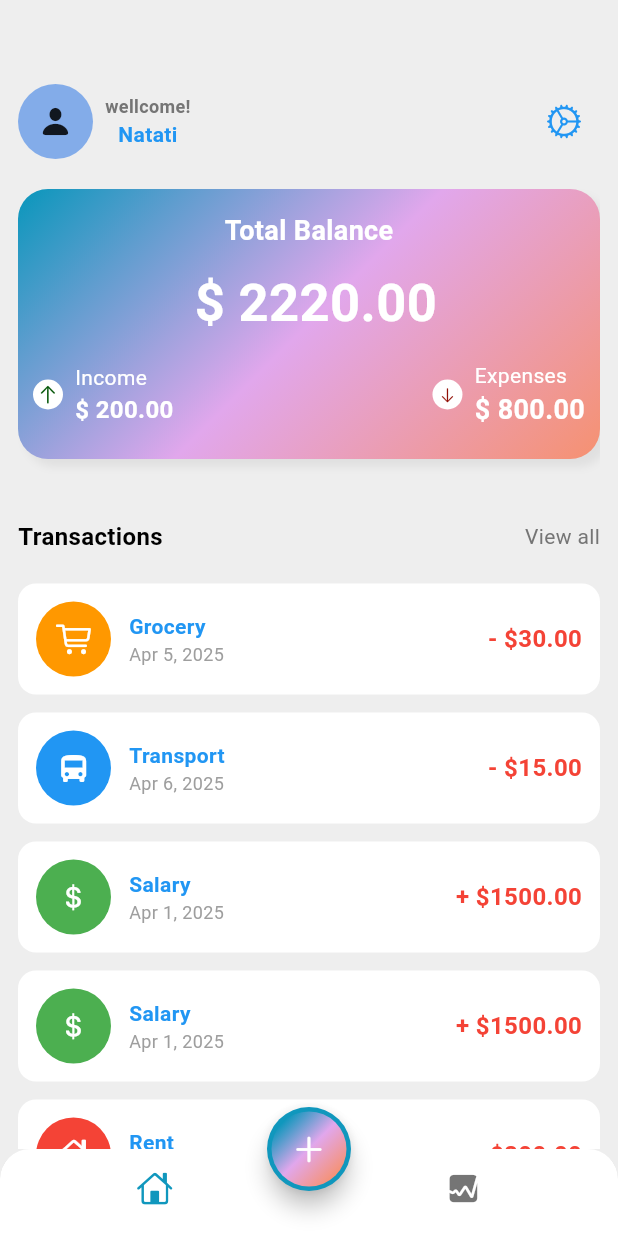
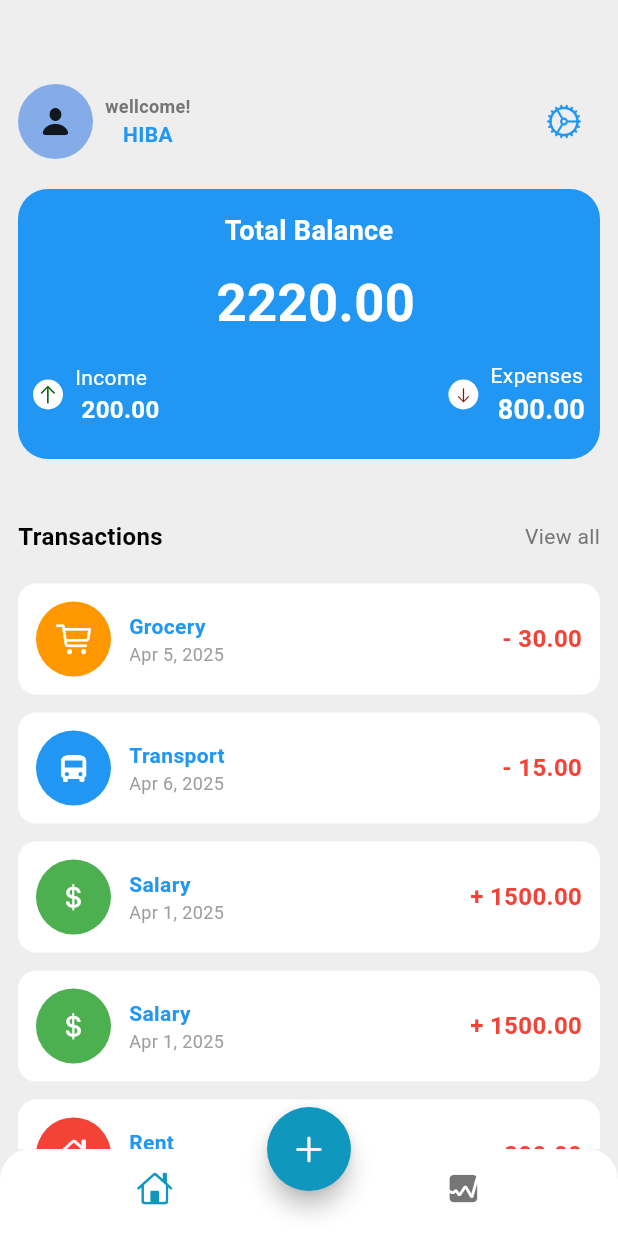
Before and after one commit to Natati-B1/expense_tracker_app1, a Flutter app: the screen it shows after launch, on a phone screen of 412 x 824 dp. Run offline on Flutter 3.47's test engine with Material 3 defaults, Android fonts, the phone set to English and light mode, and no system bars.

Commit message:
small adj
bug fix

```diff
--- a/analysis_options.yaml
+++ b/analysis_options.yaml
@@ -7,6 +7,9 @@
 
 # The following line activates a set of recommended lints for Flutter apps,
 # packages, and plugins designed to encourage good coding practices.
+analyzer:
+  errors:
+    unnecessary_string_escapes: ignore
 include: package:flutter_lints/flutter.yaml
 
 linter:
--- a/lib/data/data.dart
+++ b/lib/data/data.dart
@@ -5,49 +5,49 @@ List<Map<String, dynamic>> transactionData = const [
   {
       'name': 'Grocery',
       'date': 'Apr 5, 2025',
-    'amount': '- \$30.00',
+      'amount': '- \30.00',
       'icon': CupertinoIcons.cart,
       'color': Colors.orange,
     },
     {
       'name': 'Transport',
       'date': 'Apr 6, 2025',
-    'amount': '- \$15.00',
+      'amount': '- \15.00',
       'icon': CupertinoIcons.bus,
       'color': Colors.blue,
     },
     {
       'name': 'Salary',
       'date': 'Apr 1, 2025',
-    'amount': '+ \$1500.00',
+      'amount': '+ \1500.00',
       'icon': CupertinoIcons.money_dollar,
       'color': Colors.green,
     },
     {
       'name': 'Salary',
       'date': 'Apr 1, 2025',
-    'amount': '+ \$1500.00',
+      'amount': '+ \1500.00',
       'icon': CupertinoIcons.money_dollar,
       'color': Colors.green,
     },
     {
       'name': 'Rent',
       'date': 'Apr 2, 2025',
-    'amount': '- \$800.00',
+      'amount': '- \800.00',
       'icon': CupertinoIcons.home,
       'color': Colors.red,
     },
     {
       'name': 'Utilities',
       'date': 'Apr 3, 2025',
-    'amount': '- \$100.00',
+      'amount': '- \100.00',
       'icon': CupertinoIcons.lightbulb,
       'color': Colors.yellow,
     },
     {
       'name': 'Entertainment',
       'date': 'Apr 4, 2025',
-    'amount': '- \$50.00',
+      'amount': '- \50.00',
       'icon': CupertinoIcons.tv,
       'color': Colors.purple,
     },
--- a/lib/screens/home/views/home_screen.dart
+++ b/lib/screens/home/views/home_screen.dart
@@ -1,5 +1,3 @@
-import 'dart:math';
-
 import 'package:expense_tracker_app1/screens/home/views/main_screen.dart';
 import 'package:flutter/cupertino.dart';
 import 'package:flutter/material.dart';
@@ -40,15 +38,6 @@ class HomeScreen extends StatelessWidget {
           height: 50,
           decoration: BoxDecoration(
             shape: BoxShape.circle,
-
-            gradient: LinearGradient(
-              colors: [
-                Theme.of(context).colorScheme.primary,
-                Theme.of(context).colorScheme.secondary,
-                Theme.of(context).colorScheme.tertiary,
-              ],
-              transform: const GradientRotation(pi / 4),
-            ),
           ),
           child: const Icon(CupertinoIcons.add),
         ),
--- a/lib/screens/home/views/main_screen.dart
+++ b/lib/screens/home/views/main_screen.dart
@@ -1,62 +1,10 @@
-import 'dart:math';
-
 import 'package:flutter/cupertino.dart';
 import 'package:flutter/material.dart';
+import 'package:expense_tracker_app1/data/data.dart';
 
 class MainScreen extends StatelessWidget {
   const MainScreen({super.key});
 
-  final List<Map<String, dynamic>> transactionData = const [
-    {
-      'name': 'Grocery',
-      'date': 'Apr 5, 2025',
-      'amount': '- \$30.00',
-      'icon': CupertinoIcons.cart,
-      'color': Colors.orange,
-    },
-    {
-      'name': 'Transport',
-      'date': 'Apr 6, 2025',
-      'amount': '- \$15.00',
-      'icon': CupertinoIcons.bus,
-      'color': Colors.blue,
-    },
-    {
-      'name': 'Salary',
-      'date': 'Apr 1, 2025',
-      'amount': '+ \$1500.00',
-      'icon': CupertinoIcons.money_dollar,
-      'color': Colors.green,
-    },
-    {
-      'name': 'Salary',
-      'date': 'Apr 1, 2025',
-      'amount': '+ \$1500.00',
-      'icon': CupertinoIcons.money_dollar,
-      'color': Colors.green,
-    },
-    {
-      'name': 'Rent',
-      'date': 'Apr 2, 2025',
-      'amount': '- \$800.00',
-      'icon': CupertinoIcons.home,
-      'color': Colors.red,
-    },
-    {
-      'name': 'Utilities',
-      'date': 'Apr 3, 2025',
-      'amount': '- \$100.00',
-      'icon': CupertinoIcons.lightbulb,
-      'color': Colors.yellow,
-    },
-    {
-      'name': 'Entertainment',
-      'date': 'Apr 4, 2025',
-      'amount': '- \$50.00',
-      'icon': CupertinoIcons.tv,
-      'color': Colors.purple,
-    },
-  ];
 
   @override
   Widget build(BuildContext context) {
@@ -98,7 +46,7 @@ class MainScreen extends StatelessWidget {
                             ),
                           ),
                           Text(
-                            "Natati",
+                            "HIBA",
                             style: TextStyle(
                               fontSize: 14,
                               fontWeight: FontWeight.bold,
@@ -123,22 +71,9 @@ class MainScreen extends StatelessWidget {
                 width: MediaQuery.of(context).size.width,
                 height: 180,
                 decoration: BoxDecoration(
-                  gradient: LinearGradient(
-                    colors: [
-                      Theme.of(context).colorScheme.primary,
-                      Theme.of(context).colorScheme.secondary,
-                      Theme.of(context).colorScheme.tertiary,
-                    ],
-                    transform: const GradientRotation(pi / 4),
-                  ),
+                  color: Colors.blue,
                   borderRadius: BorderRadius.circular(20),
-                  boxShadow: [
-                    BoxShadow(
-                      blurRadius: 4,
-                      color: Colors.grey.shade300,
-                      offset: Offset(5, 5),
-                    ),
-                  ],
+
                 ),
                 child: Column(
                   mainAxisAlignment: MainAxisAlignment.center,
@@ -153,7 +88,7 @@ class MainScreen extends StatelessWidget {
                     ),
                     SizedBox(height: 10),
                     Text(
-                      ' \$ 2220.00',
+                      ' 2220.00',
                       style: TextStyle(
                         fontSize: 35,
                         color: Colors.white,
@@ -199,7 +134,7 @@ class MainScreen extends StatelessWidget {
                                     ),
                                   ),
                                   Text(
-                                    "\$ 200.00",
+                                    " 200.00",
                                     style: TextStyle(
                                       fontSize: 16,
                                       color: Colors.white,
@@ -245,7 +180,7 @@ class MainScreen extends StatelessWidget {
                                     ),
                                   ),
                                   Text(
-                                    "\$ 800.00",
+                                    " 800.00",
                                     style: TextStyle(
                                       fontSize: 18,
                                       color: Colors.white,
```
Lines whose indentation alone changed are shown as unchanged.
